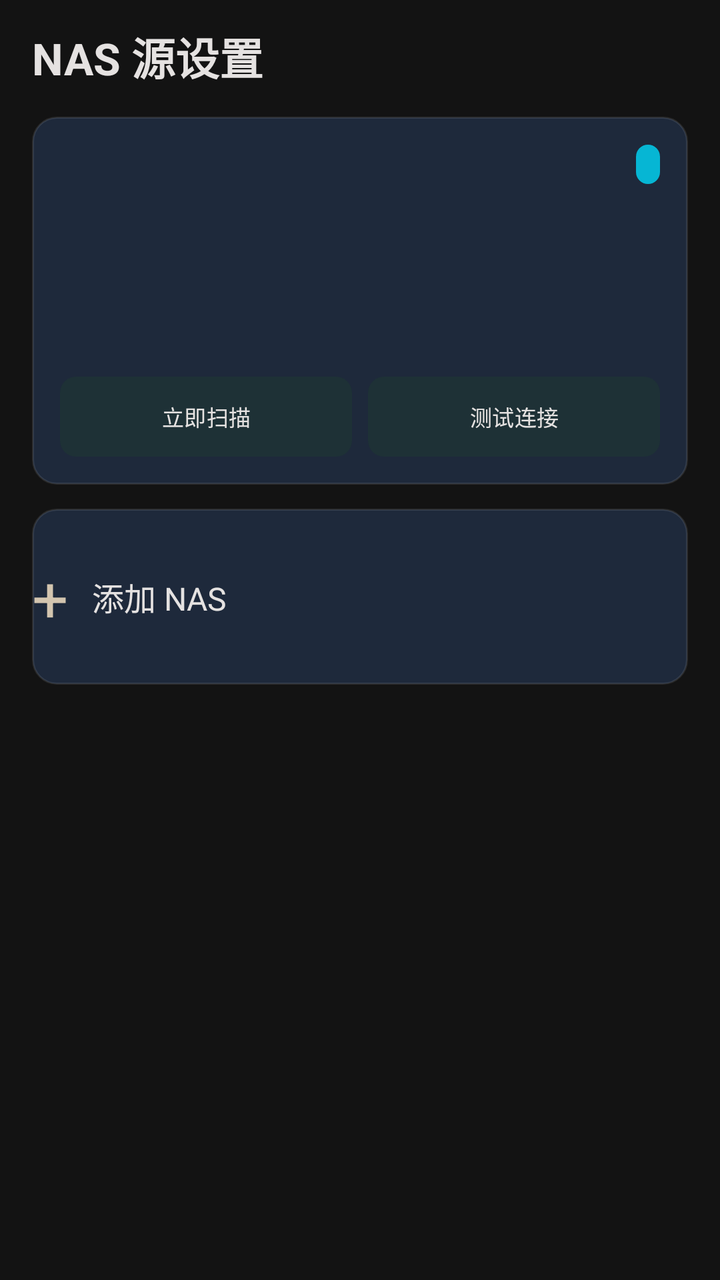
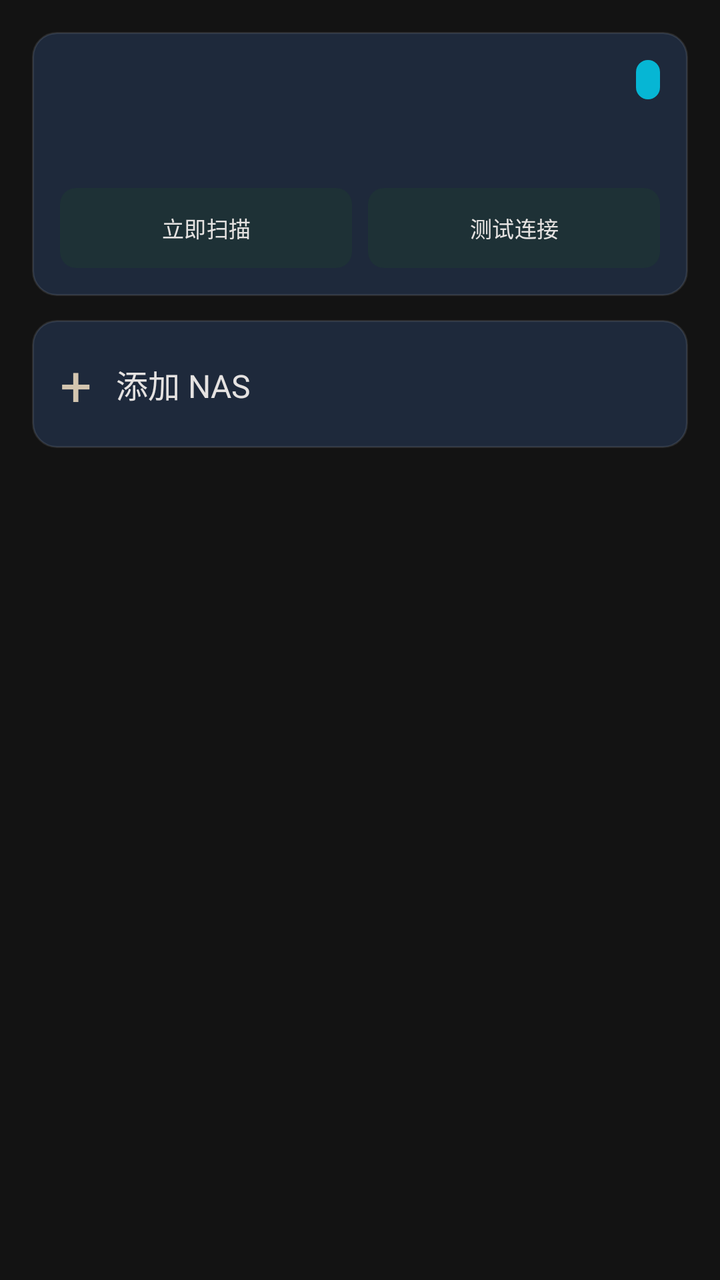

Screens rendered from an Android XML layout before and after an edit, with the pre-edit source and the edit as a unified diff.
<!-- AndroidManifest.xml: another module's application theme Theme.YuanBaoTv -->
<!-- res/layout/activity_nas_settings.xml -->
<?xml version="1.0" encoding="utf-8"?>
<androidx.core.widget.NestedScrollView xmlns:android="http://schemas.android.com/apk/res/android"
    xmlns:app="http://schemas.android.com/apk/res-auto"
    android:layout_width="match_parent"
    android:layout_height="match_parent"
    android:background="@color/tv_bg_dark"
    android:fillViewport="true"
    android:scrollbars="none">
    <androidx.constraintlayout.widget.ConstraintLayout android:layout_width="match_parent" android:layout_height="wrap_content" android:paddingStart="16dp" android:paddingTop="12dp" android:paddingEnd="16dp" android:paddingBottom="24dp">
        <TextView android:id="@+id/tv_title" android:layout_width="wrap_content" android:layout_height="wrap_content" android:text="@string/title_nas_settings" android:textColor="@color/tv_text_primary" android:textSize="22sp" android:textStyle="bold" app:layout_constraintStart_toStartOf="parent" app:layout_constraintTop_toTopOf="parent" />
        <androidx.constraintlayout.widget.ConstraintLayout android:id="@+id/card_active_nas" android:layout_width="0dp" android:layout_height="184dp" android:layout_marginTop="14dp" android:background="@drawable/bg_tv_focus_ring" android:focusable="true" android:padding="14dp" app:layout_constraintEnd_toEndOf="parent" app:layout_constraintStart_toStartOf="parent" app:layout_constraintTop_toBottomOf="@id/tv_title">
            <TextView android:id="@+id/tv_nas_name" android:layout_width="0dp" android:layout_height="wrap_content" android:ellipsize="end" android:maxLines="1" android:textColor="@color/tv_text_primary" android:textSize="17sp" android:textStyle="bold" app:layout_constraintEnd_toStartOf="@id/tv_nas_status" app:layout_constraintStart_toStartOf="parent" app:layout_constraintTop_toTopOf="parent" />
            <TextView android:id="@+id/tv_nas_status" android:layout_width="wrap_content" android:layout_height="wrap_content" android:background="@drawable/bg_badge_nas" android:paddingHorizontal="6dp" android:paddingVertical="3dp" android:textColor="@color/tv_text_primary" android:textSize="10sp" app:layout_constraintEnd_toEndOf="parent" app:layout_constraintTop_toTopOf="parent" />
            <TextView android:id="@+id/tv_nas_host" android:layout_width="0dp" android:layout_height="wrap_content" android:layout_marginTop="8dp" android:ellipsize="end" android:maxLines="2" android:textColor="@color/tv_text_secondary" android:textSize="12sp" app:layout_constraintEnd_toEndOf="parent" app:layout_constraintStart_toStartOf="parent" app:layout_constraintTop_toBottomOf="@id/tv_nas_name" />
            <LinearLayout android:layout_width="0dp" android:layout_height="wrap_content" android:orientation="horizontal" app:layout_constraintBottom_toBottomOf="parent" app:layout_constraintEnd_toEndOf="parent" app:layout_constraintStart_toStartOf="parent">
                <Button android:id="@+id/btn_scan" android:layout_width="0dp" android:layout_height="40dp" android:layout_weight="1" android:background="@drawable/bg_tv_button_focus" android:text="@string/btn_scan_now" android:textColor="@color/tv_text_primary" android:textSize="11sp" />
                <Button android:id="@+id/btn_test_conn" android:layout_width="0dp" android:layout_height="40dp" android:layout_marginStart="8dp" android:layout_weight="1" android:background="@drawable/bg_tv_button_focus" android:text="@string/btn_test_conn" android:textColor="@color/tv_text_primary" android:textSize="11sp" />
            </LinearLayout>
        </androidx.constraintlayout.widget.ConstraintLayout>
        <androidx.constraintlayout.widget.ConstraintLayout android:id="@+id/card_add_nas" android:layout_width="0dp" android:layout_height="88dp" android:layout_marginTop="12dp" android:background="@drawable/bg_tv_focus_ring" android:focusable="true" app:layout_constraintEnd_toEndOf="parent" app:layout_constraintStart_toStartOf="parent" app:layout_constraintTop_toBottomOf="@id/card_active_nas">
            <TextView android:id="@+id/tv_plus" android:layout_width="wrap_content" android:layout_height="wrap_content" android:text="+" android:textColor="@color/tv_text_secondary" android:textSize="32sp" app:layout_constraintBottom_toBottomOf="parent" app:layout_constraintStart_toStartOf="parent" app:layout_constraintTop_toTopOf="parent" />
            <TextView android:id="@+id/tv_add_text" android:layout_width="wrap_content" android:layout_height="wrap_content" android:layout_marginStart="12dp" android:text="@string/btn_add_nas" android:textColor="@color/tv_text_primary" android:textSize="16sp" app:layout_constraintBottom_toBottomOf="parent" app:layout_constraintStart_toEndOf="@id/tv_plus" app:layout_constraintTop_toTopOf="parent" />
        </androidx.constraintlayout.widget.ConstraintLayout>
    </androidx.constraintlayout.widget.ConstraintLayout>
</androidx.core.widget.NestedScrollView>
<!-- resources referenced by this layout -->
<resources>
  <color name="tv_bg_dark">#131313</color>
  <color name="tv_text_primary">#E5E2E1</color>
  <color name="tv_text_secondary">#D3C5AF</color>
  <!-- drawable bg_badge_nas (drawable) -->
  <?xml version="1.0" encoding="utf-8"?>
  <shape xmlns:android="http://schemas.android.com/apk/res/android"
      android:shape="rectangle">
      <solid android:color="@color/tv_badge_nas" />
      <corners android:radius="6dp" />
      <padding android:left="8dp" android:top="3dp" android:right="8dp" android:bottom="3dp" />
  </shape>
  <!-- drawable bg_tv_button_focus (drawable) -->
  <?xml version="1.0" encoding="utf-8"?>
  <selector xmlns:android="http://schemas.android.com/apk/res/android">
      <item android:state_focused="true">
          <shape android:shape="rectangle">
              <solid android:color="@color/tv_accent_blue" />
              <stroke android:width="2dp" android:color="@color/tv_focus_ring" />
              <corners android:radius="8dp" />
          </shape>
      </item>
      <item>
          <shape android:shape="rectangle">
              <solid android:color="#26FFFFFF" />
              <corners android:radius="8dp" />
          </shape>
      </item>
  </selector>
  <!-- drawable bg_tv_focus_ring (drawable) -->
  <?xml version="1.0" encoding="utf-8"?>
  <selector xmlns:android="http://schemas.android.com/apk/res/android">
      <item android:state_focused="true">
          <shape android:shape="rectangle">
              <solid android:color="#263B82F6" />
              <stroke android:width="3dp" android:color="@color/tv_focus_ring" />
              <corners android:radius="12dp" />
          </shape>
      </item>
      <item>
          <shape android:shape="rectangle">
              <solid android:color="@color/tv_bg_card" />
              <stroke android:width="1dp" android:color="#1AFFFFFF" />
              <corners android:radius="12dp" />
          </shape>
      </item>
  </selector>
  <string name="btn_add_nas">添加 NAS</string>
  <string name="btn_scan_now">立即扫描</string>
  <string name="btn_test_conn">测试连接</string>
  <string name="title_nas_settings">NAS 源设置</string>
  <style name="Theme.YuanBaoTv" parent="Theme.Material3.DayNight.NoActionBar">
          <item name="colorPrimary">@color/primary</item>
          <item name="colorOnPrimary">@color/on_primary</item>
          <item name="android:statusBarColor">@android:color/transparent</item>
          <item name="android:navigationBarColor">@android:color/transparent</item>
          <item name="android:windowLightStatusBar">true</item>
      </style>
  <color name="tv_badge_nas">#06B6D4</color>
  <color name="tv_accent_blue">#38BDF8</color>
  <color name="tv_focus_ring">#84F5E8</color>
  <color name="tv_bg_card">#1E293B</color>
  <color name="primary">#1B5E20</color>
  <color name="on_primary">#FFFFFF</color>
</resources>

<!-- the commit's change to res/layout/activity_nas_settings.xml (unified diff, before → after) -->
@@ -7,8 +7,8 @@
     android:fillViewport="true"
     android:scrollbars="none">
     <androidx.constraintlayout.widget.ConstraintLayout android:layout_width="match_parent" android:layout_height="wrap_content" android:paddingStart="16dp" android:paddingTop="12dp" android:paddingEnd="16dp" android:paddingBottom="24dp">
-        <TextView android:id="@+id/tv_title" android:layout_width="wrap_content" android:layout_height="wrap_content" android:text="@string/title_nas_settings" android:textColor="@color/tv_text_primary" android:textSize="22sp" android:textStyle="bold" app:layout_constraintStart_toStartOf="parent" app:layout_constraintTop_toTopOf="parent" />
-        <androidx.constraintlayout.widget.ConstraintLayout android:id="@+id/card_active_nas" android:layout_width="0dp" android:layout_height="184dp" android:layout_marginTop="14dp" android:background="@drawable/bg_tv_focus_ring" android:focusable="true" android:padding="14dp" app:layout_constraintEnd_toEndOf="parent" app:layout_constraintStart_toStartOf="parent" app:layout_constraintTop_toBottomOf="@id/tv_title">
+        <TextView android:id="@+id/tv_title" android:layout_width="0dp" android:layout_height="0dp" android:visibility="gone" />
+        <androidx.constraintlayout.widget.ConstraintLayout android:id="@+id/card_active_nas" android:layout_width="0dp" android:layout_height="wrap_content" android:minHeight="132dp" android:layout_marginTop="4dp" android:background="@drawable/bg_tv_focus_ring" android:focusable="true" android:padding="14dp" app:layout_constraintEnd_toEndOf="parent" app:layout_constraintStart_toStartOf="parent" app:layout_constraintTop_toTopOf="parent">
             <TextView android:id="@+id/tv_nas_name" android:layout_width="0dp" android:layout_height="wrap_content" android:ellipsize="end" android:maxLines="1" android:textColor="@color/tv_text_primary" android:textSize="17sp" android:textStyle="bold" app:layout_constraintEnd_toStartOf="@id/tv_nas_status" app:layout_constraintStart_toStartOf="parent" app:layout_constraintTop_toTopOf="parent" />
             <TextView android:id="@+id/tv_nas_status" android:layout_width="wrap_content" android:layout_height="wrap_content" android:background="@drawable/bg_badge_nas" android:paddingHorizontal="6dp" android:paddingVertical="3dp" android:textColor="@color/tv_text_primary" android:textSize="10sp" app:layout_constraintEnd_toEndOf="parent" app:layout_constraintTop_toTopOf="parent" />
             <TextView android:id="@+id/tv_nas_host" android:layout_width="0dp" android:layout_height="wrap_content" android:layout_marginTop="8dp" android:ellipsize="end" android:maxLines="2" android:textColor="@color/tv_text_secondary" android:textSize="12sp" app:layout_constraintEnd_toEndOf="parent" app:layout_constraintStart_toStartOf="parent" app:layout_constraintTop_toBottomOf="@id/tv_nas_name" />
@@ -17,8 +17,8 @@
                 <Button android:id="@+id/btn_test_conn" android:layout_width="0dp" android:layout_height="40dp" android:layout_marginStart="8dp" android:layout_weight="1" android:background="@drawable/bg_tv_button_focus" android:text="@string/btn_test_conn" android:textColor="@color/tv_text_primary" android:textSize="11sp" />
             </LinearLayout>
         </androidx.constraintlayout.widget.ConstraintLayout>
-        <androidx.constraintlayout.widget.ConstraintLayout android:id="@+id/card_add_nas" android:layout_width="0dp" android:layout_height="88dp" android:layout_marginTop="12dp" android:background="@drawable/bg_tv_focus_ring" android:focusable="true" app:layout_constraintEnd_toEndOf="parent" app:layout_constraintStart_toStartOf="parent" app:layout_constraintTop_toBottomOf="@id/card_active_nas">
-            <TextView android:id="@+id/tv_plus" android:layout_width="wrap_content" android:layout_height="wrap_content" android:text="+" android:textColor="@color/tv_text_secondary" android:textSize="32sp" app:layout_constraintBottom_toBottomOf="parent" app:layout_constraintStart_toStartOf="parent" app:layout_constraintTop_toTopOf="parent" />
+        <androidx.constraintlayout.widget.ConstraintLayout android:id="@+id/card_add_nas" android:layout_width="0dp" android:layout_height="64dp" android:layout_marginTop="12dp" android:background="@drawable/bg_tv_focus_ring" android:focusable="true" android:paddingHorizontal="14dp" app:layout_constraintEnd_toEndOf="parent" app:layout_constraintStart_toStartOf="parent" app:layout_constraintTop_toBottomOf="@id/card_active_nas">
+            <TextView android:id="@+id/tv_plus" android:layout_width="wrap_content" android:layout_height="wrap_content" android:text="+" android:textColor="@color/tv_text_secondary" android:textSize="28sp" app:layout_constraintBottom_toBottomOf="parent" app:layout_constraintStart_toStartOf="parent" app:layout_constraintTop_toTopOf="parent" />
             <TextView android:id="@+id/tv_add_text" android:layout_width="wrap_content" android:layout_height="wrap_content" android:layout_marginStart="12dp" android:text="@string/btn_add_nas" android:textColor="@color/tv_text_primary" android:textSize="16sp" app:layout_constraintBottom_toBottomOf="parent" app:layout_constraintStart_toEndOf="@id/tv_plus" app:layout_constraintTop_toTopOf="parent" />
         </androidx.constraintlayout.widget.ConstraintLayout>
     </androidx.constraintlayout.widget.ConstraintLayout>
<!-- resource entries referenced after the edit -->
@@ -49,13 +49,13 @@
   <string name="btn_add_nas">添加 NAS</string>
   <string name="btn_scan_now">立即扫描</string>
   <string name="btn_test_conn">测试连接</string>
-  <string name="title_nas_settings">NAS 源设置</string>
   <style name="Theme.YuanBaoTv" parent="Theme.Material3.DayNight.NoActionBar">
           <item name="colorPrimary">@color/primary</item>
           <item name="colorOnPrimary">@color/on_primary</item>
           <item name="android:statusBarColor">@android:color/transparent</item>
           <item name="android:navigationBarColor">@android:color/transparent</item>
-          <item name="android:windowLightStatusBar">true</item>
+          <item name="android:windowLightStatusBar">false</item>
+          <item name="buttonStyle">@style/Widget.YuanBaoTv.Button</item>
       </style>
   <color name="tv_badge_nas">#06B6D4</color>
   <color name="tv_accent_blue">#38BDF8</color>
@@ -63,5 +63,10 @@
   <color name="tv_bg_card">#1E293B</color>
   <color name="primary">#1B5E20</color>
   <color name="on_primary">#FFFFFF</color>
+  <style name="Widget.YuanBaoTv.Button" parent="Widget.AppCompat.Button">
+          <item name="android:backgroundTint">@null</item>
+          <item name="backgroundTint">@null</item>
+          <item name="android:textAllCaps">false</item>
+      </style>
 </resources>
 
